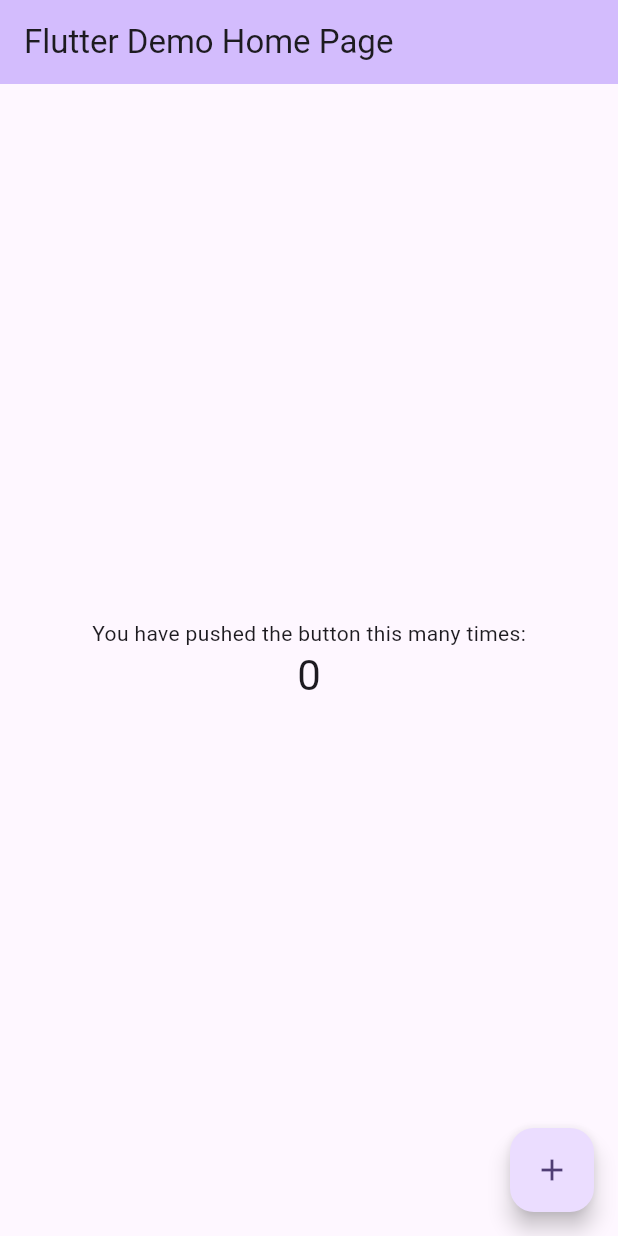
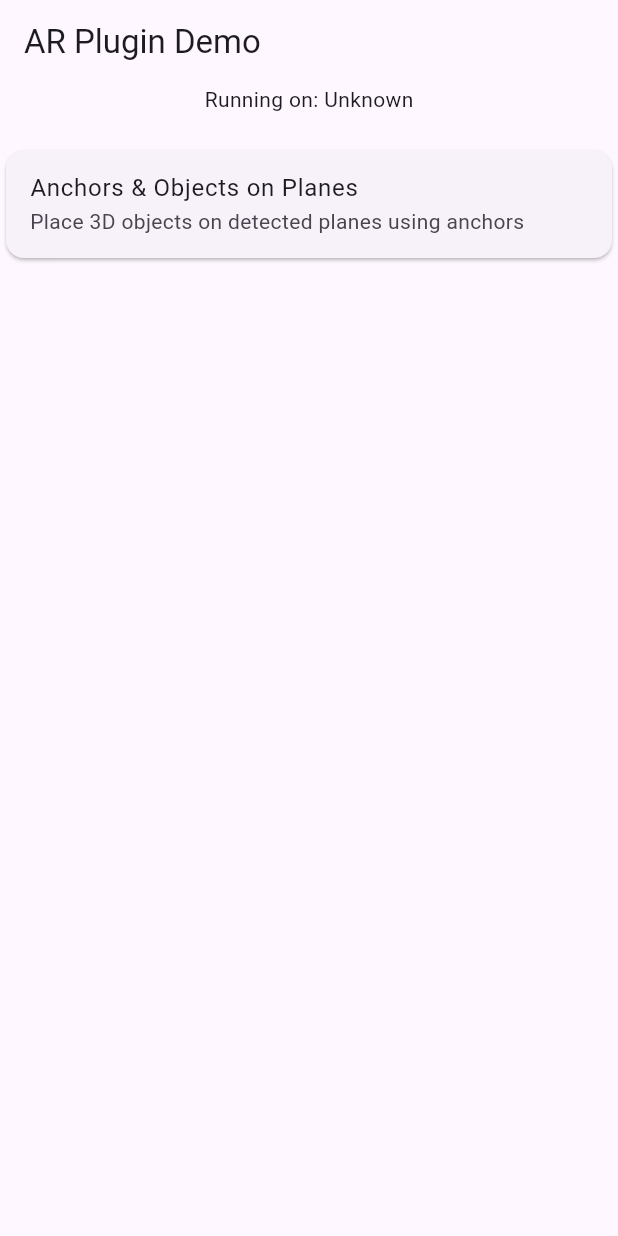
Before and after one commit to vendAR-project/vendAR, a Flutter app: the screen it shows after launch, on a phone screen of 412 x 824 dp. Run offline on Flutter 3.47's test engine with Material 3 defaults, Android fonts, the light colour scheme and no system bars; missing offline and left inert: ar_flutter_plugin.

Commit message:
AR example

```diff
--- a/vendar/lib/main.dart
+++ b/vendar/lib/main.dart
@@ -1,125 +1,111 @@
 import 'package:flutter/material.dart';
+import 'package:ar_flutter_plugin/ar_flutter_plugin.dart';
+import 'package:flutter/services.dart';
+import 'ARExample.dart';
 
 void main() {
-  runApp(const MyApp());
+  WidgetsFlutterBinding.ensureInitialized();
+  runApp(MyApp());
 }
 
-class MyApp extends StatelessWidget {
-  const MyApp({super.key});
-
-  // This widget is the root of your application.
+class MyApp extends StatefulWidget {
   @override
-  Widget build(BuildContext context) {
-    return MaterialApp(
-      title: 'Flutter Demo',
-      theme: ThemeData(
-        // This is the theme of your application.
-        //
-        // TRY THIS: Try running your application with "flutter run". You'll see
-        // the application has a purple toolbar. Then, without quitting the app,
-        // try changing the seedColor in the colorScheme below to Colors.green
-        // and then invoke "hot reload" (save your changes or press the "hot
-        // reload" button in a Flutter-supported IDE, or press "r" if you used
-        // the command line to start the app).
-        //
-        // Notice that the counter didn't reset back to zero; the application
-        // state is not lost during the reload. To reset the state, use hot
-        // restart instead.
-        //
-        // This works for code too, not just values: Most code changes can be
-        // tested with just a hot reload.
-        colorScheme: ColorScheme.fromSeed(seedColor: Colors.deepPurple),
-        useMaterial3: true,
-      ),
-      home: const MyHomePage(title: 'Flutter Demo Home Page'),
-    );
-  }
+  _MyAppState createState() => _MyAppState();
 }
 
-class MyHomePage extends StatefulWidget {
-  const MyHomePage({super.key, required this.title});
-
-  // This widget is the home page of your application. It is stateful, meaning
-  // that it has a State object (defined below) that contains fields that affect
-  // how it looks.
-
-  // This class is the configuration for the state. It holds the values (in this
-  // case the title) provided by the parent (in this case the App widget) and
-  // used by the build method of the State. Fields in a Widget subclass are
-  // always marked "final".
-
-  final String title;
+class _MyAppState extends State<MyApp> {
+  String _platformVersion = 'Unknown';
+  static const String _title = 'AR Plugin Demo';
 
   @override
-  State<MyHomePage> createState() => _MyHomePageState();
-}
+  void initState() {
+    super.initState();
+    initPlatformState();
+  }
 
-class _MyHomePageState extends State<MyHomePage> {
-  int _counter = 0;
+  // Platform messages are asynchronous, so we initialize in an async method.
+  Future<void> initPlatformState() async {
+    String platformVersion;
+    // Platform messages may fail, so we use a try/catch PlatformException.
+    try {
+      platformVersion = await ArFlutterPlugin.platformVersion;
+    } on PlatformException {
+      platformVersion = 'Failed to get platform version.';
+    }
 
-  void _incrementCounter() {
+    // If the widget was removed from the tree while the asynchronous platform
+    // message was in flight, we want to discard the reply rather than calling
+    // setState to update our non-existent appearance.
+    if (!mounted) return;
+
     setState(() {
-      // This call to setState tells the Flutter framework that something has
-      // changed in this State, which causes it to rerun the build method below
-      // so that the display can reflect the updated values. If we changed
-      // _counter without calling setState(), then the build method would not be
-      // called again, and so nothing would appear to happen.
-      _counter++;
+      _platformVersion = platformVersion;
     });
   }
 
   @override
   Widget build(BuildContext context) {
-    // This method is rerun every time setState is called, for instance as done
-    // by the _incrementCounter method above.
-    //
-    // The Flutter framework has been optimized to make rerunning build methods
-    // fast, so that you can just rebuild anything that needs updating rather
-    // than having to individually change instances of widgets.
-    return Scaffold(
-      appBar: AppBar(
-        // TRY THIS: Try changing the color here to a specific color (to
-        // Colors.amber, perhaps?) and trigger a hot reload to see the AppBar
-        // change color while the other colors stay the same.
-        backgroundColor: Theme.of(context).colorScheme.inversePrimary,
-        // Here we take the value from the MyHomePage object that was created by
-        // the App.build method, and use it to set our appbar title.
-        title: Text(widget.title),
+    return MaterialApp(
+      home: Scaffold(
+        appBar: AppBar(
+          title: const Text(_title),
+        ),
+        body: Column(children: [
+          Text('Running on: $_platformVersion\n'),
+          Expanded(
+            child: ExampleList(),
+          ),
+        ]),
       ),
-      body: Center(
-        // Center is a layout widget. It takes a single child and positions it
-        // in the middle of the parent.
-        child: Column(
-          // Column is also a layout widget. It takes a list of children and
-          // arranges them vertically. By default, it sizes itself to fit its
-          // children horizontally, and tries to be as tall as its parent.
-          //
-          // Column has various properties to control how it sizes itself and
-          // how it positions its children. Here we use mainAxisAlignment to
-          // center the children vertically; the main axis here is the vertical
-          // axis because Columns are vertical (the cross axis would be
-          // horizontal).
-          //
-          // TRY THIS: Invoke "debug painting" (choose the "Toggle Debug Paint"
-          // action in the IDE, or press "p" in the console), to see the
-          // wireframe for each widget.
-          mainAxisAlignment: MainAxisAlignment.center,
-          children: <Widget>[
-            const Text(
-              'You have pushed the button this many times:',
-            ),
-            Text(
-              '$_counter',
-              style: Theme.of(context).textTheme.headlineMedium,
-            ),
-          ],
-        ),
-      ),
-      floatingActionButton: FloatingActionButton(
-        onPressed: _incrementCounter,
-        tooltip: 'Increment',
-        child: const Icon(Icons.add),
-      ), // This trailing comma makes auto-formatting nicer for build methods.
     );
   }
 }
+
+class ExampleList extends StatelessWidget {
+  ExampleList({Key? key}) : super(key: key);
+
+  @override
+  Widget build(BuildContext context) {
+    final examples = [
+      Example(
+          'Anchors & Objects on Planes',
+          'Place 3D objects on detected planes using anchors',
+              () => Navigator.push(
+              context,
+              MaterialPageRoute(
+                  builder: (context) => ObjectsOnPlanesWidget()))),
+    ];
+    return ListView(
+      children:
+      examples.map((example) => ExampleCard(example: example)).toList(),
+    );
+  }
+}
+
+class ExampleCard extends StatelessWidget {
+  ExampleCard({Key? key, required this.example}) : super(key: key);
+  final Example example;
+
+  @override
+  build(BuildContext context) {
+    return Card(
+      child: InkWell(
+        splashColor: Colors.blue.withAlpha(30),
+        onTap: () {
+          example.onTap();
+        },
+        child: ListTile(
+          title: Text(example.name),
+          subtitle: Text(example.description),
+        ),
+      ),
+    );
+  }
+}
+
+class Example {
+  const Example(this.name, this.description, this.onTap);
+  final String name;
+  final String description;
+  final Function onTap;
+}
```
Also changed, not shown: vendar/lib/ARExample.dart (added, +139 -0 lines).
